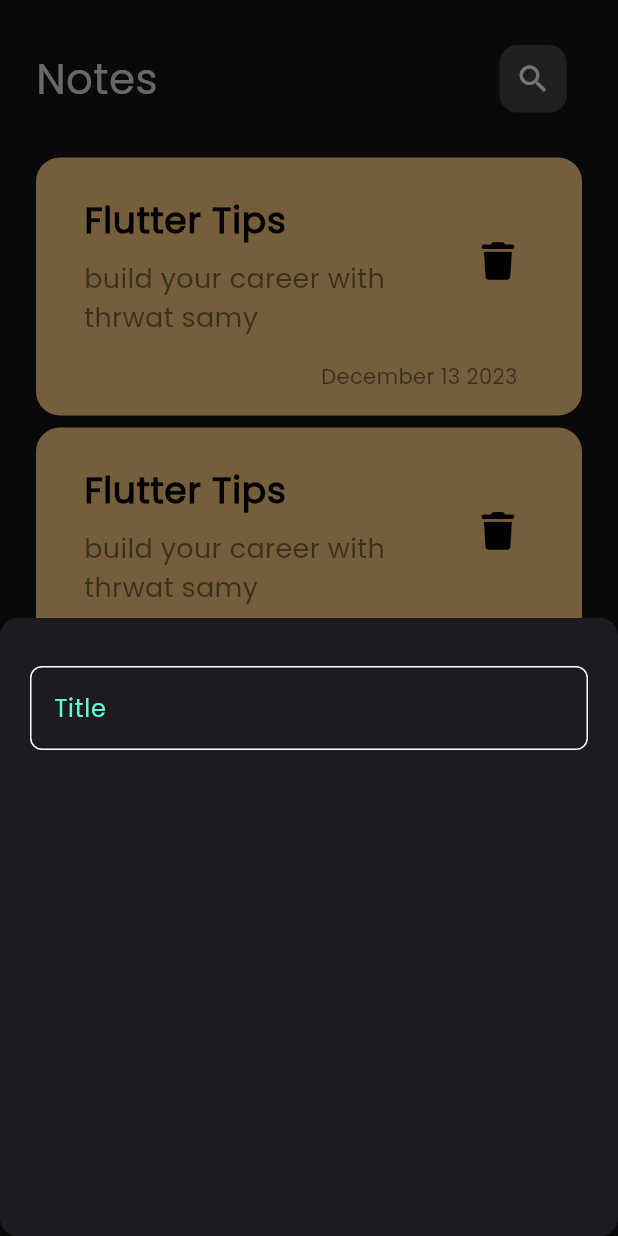
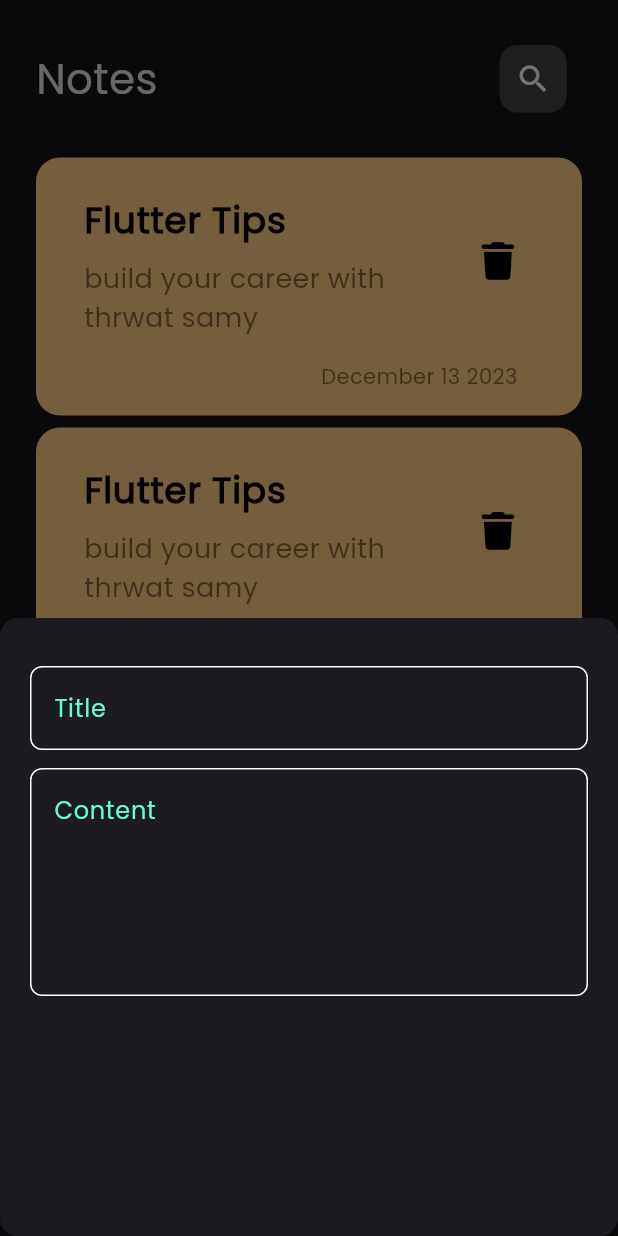
Before and after one commit to dyedhdexvdebcshgddjfsuhfdjgdhdsh/notes_app, a Flutter app: the screen it shows after launch, after a tap on the "add" icon, on a phone screen of 412 x 824 dp. Run offline on Flutter 3.47's test engine with Material 3 defaults, Android fonts, the phone set to English and light mode, and no system bars; our stand-ins replace font_awesome_flutter.

Commit message:
add textField to add note bottom Sheet

```diff
--- a/lib/views/widgets/add-note_bottomsheet.dart
+++ b/lib/views/widgets/add-note_bottomsheet.dart
@@ -14,7 +14,9 @@ class AddNotesBottomSheet extends StatelessWidget {
           SizedBox(
             height: 32,
           ),
-          CustomTextField()
+          CustomTextField(hint: 'Title', maxLine: 1),
+          SizedBox(height: 12),
+          CustomTextField(maxLine: 5, hint: 'Content')
         ],
       ),
     );
@@ -22,15 +24,18 @@ class AddNotesBottomSheet extends StatelessWidget {
 }
 
 class CustomTextField extends StatelessWidget {
-  const CustomTextField({Key? key}) : super(key: key);
-
+  const CustomTextField({Key? key, required this.hint, required this.maxLine})
+      : super(key: key);
+  final String hint;
+  final int maxLine;
   @override
   Widget build(BuildContext context) {
     return Padding(
       padding: const EdgeInsets.symmetric(horizontal: 20),
       child: TextField(
+        maxLines: maxLine,
         decoration: InputDecoration(
-            hintText: 'Title',
+            hintText: hint,
             hintStyle: TextStyle(color: kPrimaryColor),
             border: buildBorder(),
             enabledBorder: buildBorder(),
```
